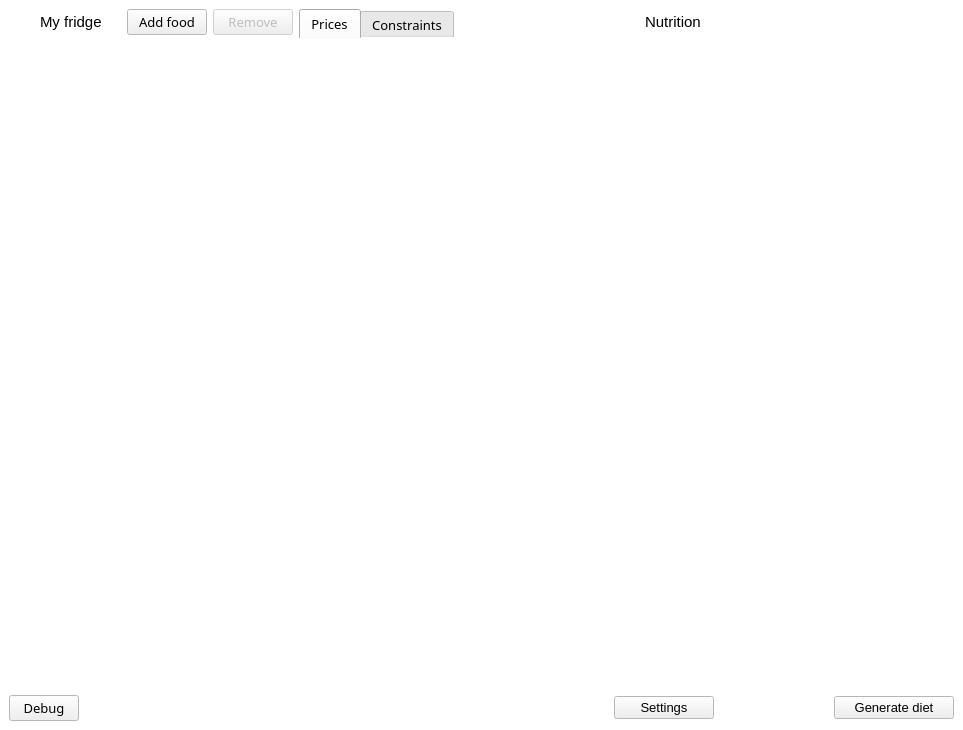
Qt form ui_mainwindow.ui (josh-minch/spartan) before a commit.
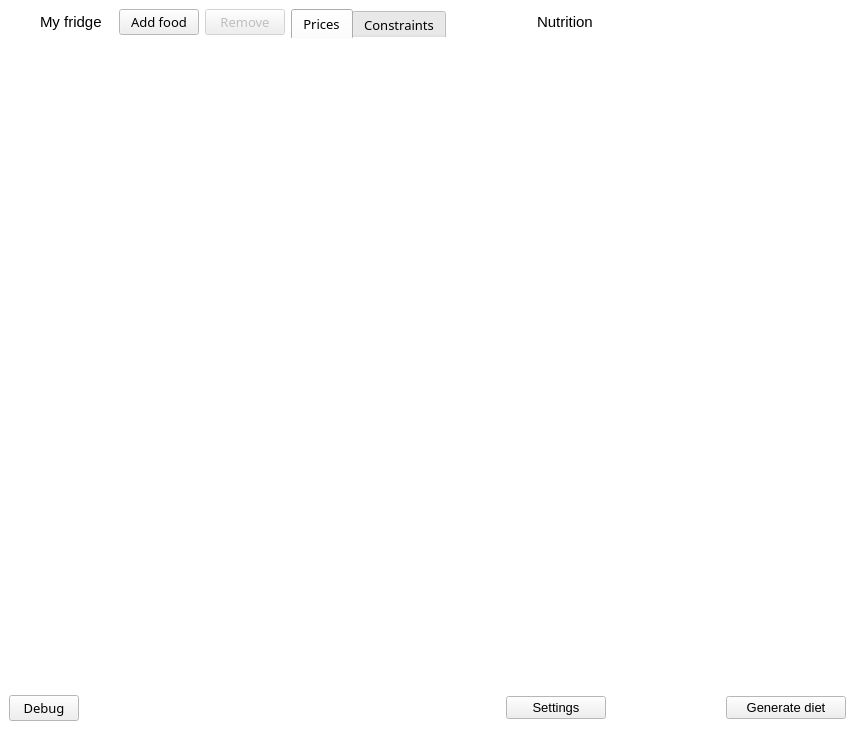
The same form after that commit. Icons and pictures are not drawn.

Commit message: Add nutrition panel to optimum diet window

What changed in the file:
```diff
--- a/ui_mainwindow.ui
+++ b/ui_mainwindow.ui
@@ -6,7 +6,7 @@
    <rect>
     <x>0</x>
     <y>0</y>
-    <width>963</width>
+    <width>855</width>
     <height>730</height>
    </rect>
   </property>
@@ -50,6 +50,7 @@
   <property name="font">
    <font>
     <family>Segoe UI</family>
+    <pointsize>10</pointsize>
     <italic>false</italic>
    </font>
   </property>
@@ -720,6 +721,12 @@
     </item>
     <item row="2" column="6" colspan="3">
      <widget class="QTableView" name="fridge_selected_view">
+      <property name="minimumSize">
+       <size>
+        <width>0</width>
+        <height>300</height>
+       </size>
+      </property>
       <property name="frameShape">
        <enum>QFrame::NoFrame</enum>
       </property>
```
The commit also changes 5 other files.
